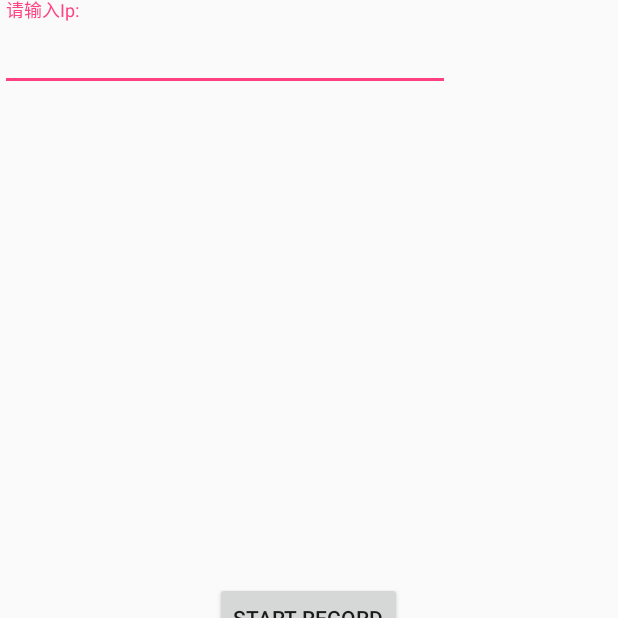
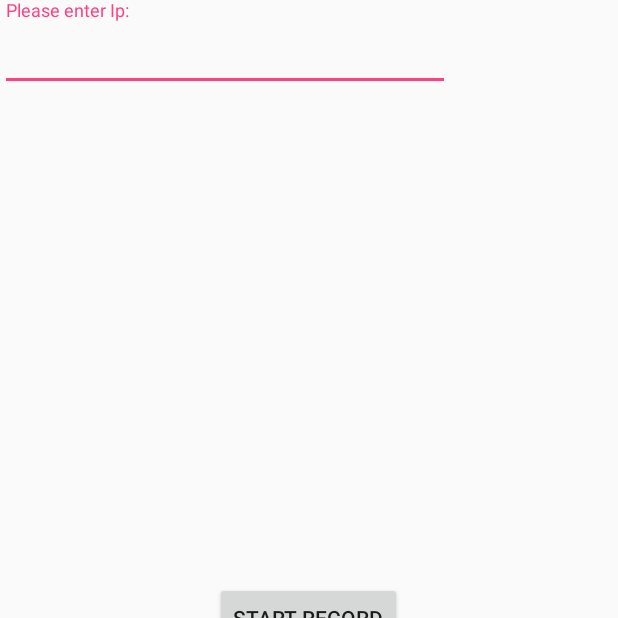
Before and after one commit to yasakayoi/socket_video, an Android app: the LaifengScreenRecordActivity screen opened directly, with no data from a screen before it, on a phone screen of 412 x 824 dp, the top half of it. Run offline under Robolectric (Android 15) with nearby library versions, the phone set to English and light mode, and no system bars.

Commit message:
into English Version

```diff
--- a/realtimevideo/app/src/main/java/com/example/realtimevideo/ui/LaifengScreenRecordActivity.java
+++ b/realtimevideo/app/src/main/java/com/example/realtimevideo/ui/LaifengScreenRecordActivity.java
@@ -49,6 +49,7 @@ public class LaifengScreenRecordActivity extends com.laifeng.sopcastsdk.screen.S
                     requestRecording();
                     Log.e(TAG, "Ip = " + ip + "start record");
                     btn_start.setText("start record");
+                    setContentView(R.layout.activity_living);
                 } else {
                     stopRecording();
                     Log.e("Test", "stop record");
--- a/realtimevideo/app/src/main/java/com/example/realtimevideo/ui/StartActivity.java
+++ b/realtimevideo/app/src/main/java/com/example/realtimevideo/ui/StartActivity.java
@@ -12,12 +12,6 @@ import android.view.View;
 
 import com.example.realtimevideo.R;
 
-/**
- * Created by xu.wang
- * Date on  2018/5/28 09:41:00.
- *
- * @Desc
- */
 
 public class StartActivity extends AppCompatActivity implements View.OnClickListener, SwipeRefreshLayout.OnRefreshListener {
 
--- a/realtimevideo/app/src/main/res/layout/activity_living.xml
+++ b/realtimevideo/app/src/main/res/layout/activity_living.xml
@@ -11,7 +11,7 @@
         <android.support.v7.widget.AppCompatButton
             android:id="@+id/btn_living_start"
             android:layout_width="wrap_content"
-            android:text="直播"
+            android:text="living"
             android:layout_height="wrap_content" />
     </LinearLayout>
     <com.laifeng.sopcastsdk.ui.CameraLivingView
--- a/realtimevideo/app/src/main/res/layout/activity_main.xml
+++ b/realtimevideo/app/src/main/res/layout/activity_main.xml
@@ -13,7 +13,7 @@
             android:id="@+id/et_main"
             android:layout_width="300dp"
             android:layout_height="50dp"
-            android:hint="请输入Ip:" />
+            android:hint="Please enter Ip:" />
     </android.support.design.widget.TextInputLayout>
 
     <android.support.v7.widget.AppCompatButton
--- a/realtimevideo/app/src/main/res/layout/activity_start.xml
+++ b/realtimevideo/app/src/main/res/layout/activity_start.xml
@@ -15,13 +15,13 @@
             android:layout_width="wrap_content"
 
             android:layout_height="wrap_content"
-            android:text="摄像" />
+            android:text="living" />
 
         <android.support.v7.widget.AppCompatButton
             android:id="@+id/btn_test_record"
             android:layout_width="wrap_content"
             android:layout_height="wrap_content"
-            android:text="投屏" />
+            android:text="record" />
     </LinearLayout>
 
     <android.support.v4.widget.SwipeRefreshLayout
--- a/socketphone/app/src/main/java/com/example/socketphone/MainActivity.java
+++ b/socketphone/app/src/main/java/com/example/socketphone/MainActivity.java
@@ -41,7 +41,7 @@ public class MainActivity extends AppCompatActivity {
         rl_detail = findViewById(R.id.rl_content_detail);
         mController = new VideoPlayController();
 
-        ((TextView)findViewById(R.id.showip)).setText("未开始投屏"+"\nipaddress:"+getLocalIpAddress());
+        ((TextView)findViewById(R.id.showip)).setText("There is no connected"+"\nipaddress:"+getLocalIpAddress());
 
         ScreenRecordController.getInstance()
                 .init(getApplication())
--- a/socketphone/app/src/main/res/layout/activity_main.xml
+++ b/socketphone/app/src/main/res/layout/activity_main.xml
@@ -13,7 +13,7 @@
             android:layout_width="wrap_content"
             android:layout_height="wrap_content"
             android:layout_centerInParent="true"
-            android:text="播放投屏"
+            android:text="play record"
             android:textColor="#ffffff"
             android:textSize="14sp" />
 
@@ -47,7 +47,7 @@
                 android:layout_width="wrap_content"
                 android:layout_height="wrap_content"
                 android:layout_centerInParent="true"
-                android:text="未开始投屏"
+                android:text="There is no connected"
                 android:textColor="#ffffff"
                 android:textSize="18sp" />
         </RelativeLayout>
```
Also changed, not shown: realtimevideo/app/src/main/java/com/example/realtimevideo/ui/LaifengLivingActivity.java (+1 -6 lines).
